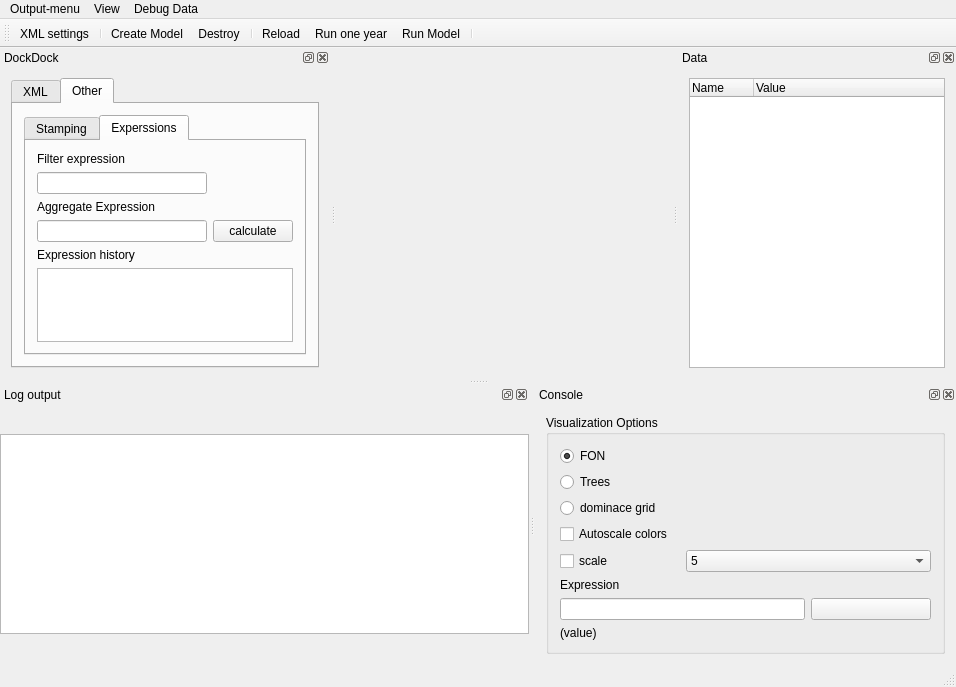
The window that src/iland/mainwindow.ui (edfm-tum/iland-model) describes before a commit, drawn with Qt 5.
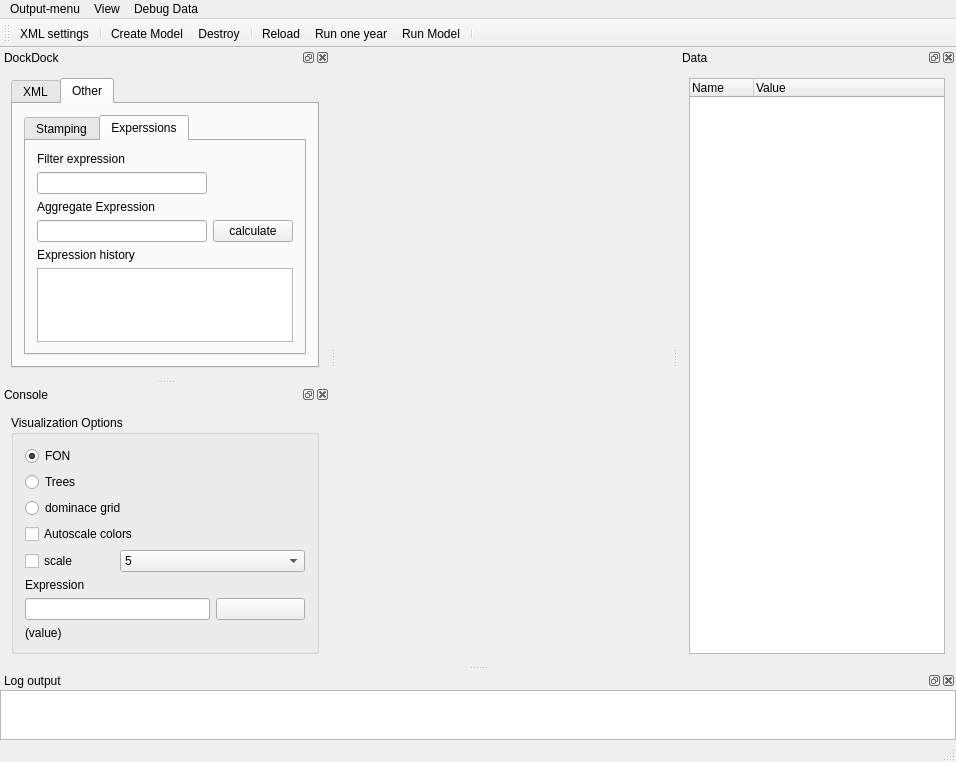
The same window after the commit. Icons and pictures are not drawn. Custom widgets are drawn as their Qt base class.

The edit to the form file:
```diff
--- a/src/iland/mainwindow.ui
+++ b/src/iland/mainwindow.ui
@@ -7,7 +7,7 @@
     <x>0</x>
     <y>0</y>
     <width>956</width>
-    <height>593</height>
+    <height>657</height>
    </rect>
   </property>
   <property name="windowTitle">
@@ -407,7 +407,7 @@
     <string>Console</string>
    </property>
    <attribute name="dockWidgetArea">
-    <number>8</number>
+    <number>1</number>
    </attribute>
    <widget class="QWidget" name="dockWidgetContents_2">
     <layout class="QVBoxLayout" name="verticalLayout_4">
```
Left out of the diff: 5 changed lines with no effect on the pictures.
